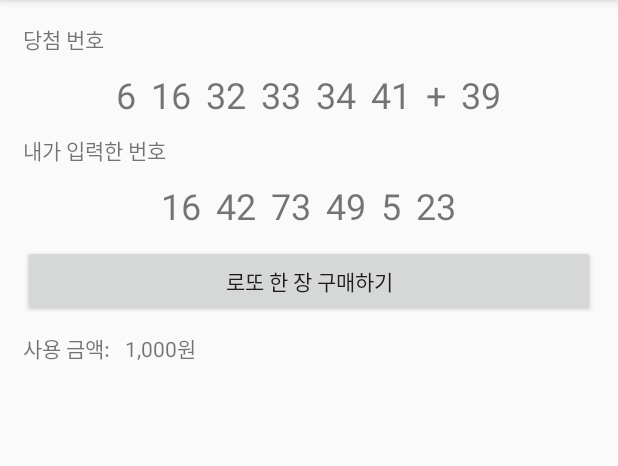
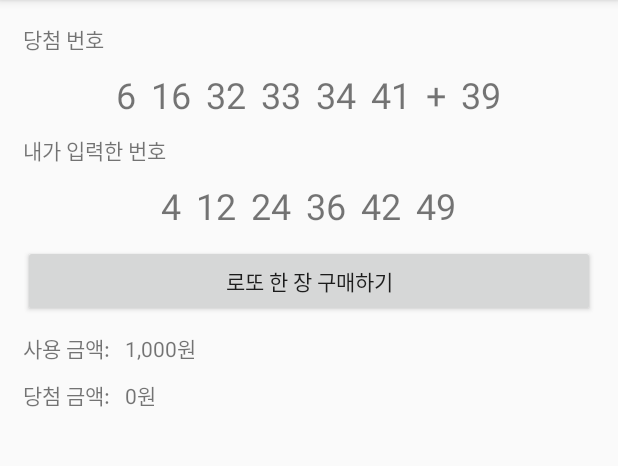
Before and after one commit to sunnysideup0w0v/LottoPractice_20200601, an Android app: the screen it shows after launch (MainActivity), after a tap on "로또 한 장 구매하기", on a phone screen of 412 x 824 dp, the part 84-550 px from its top. Run offline under Robolectric (Android 15) with nearby library versions, the phone set to English and light mode, and no system bars; our stand-ins replace data binding.

Commit message:
당첨 등수 계산 + 금액 표시

```diff
--- a/app/src/main/java/com/example/lottopractice_20200601/MainActivity.java
+++ b/app/src/main/java/com/example/lottopractice_20200601/MainActivity.java
@@ -10,6 +10,8 @@ import android.widget.TextView;
 
 import com.example.lottopractice_20200601.databinding.ActivityMainBinding;
 
+import org.w3c.dom.Text;
+
 import java.util.ArrayList;
 import java.util.Arrays;
 import java.util.List;
@@ -19,7 +21,10 @@ public class MainActivity extends BaseActivity {
     int[] winLottoNumArr = new int[6];
     int bonusNum = 0;
     List<TextView> winNumTxts = new ArrayList<>();
-    long useMoney = 0;
+    long useMoney = 0L;
+
+    List<TextView> myNumTxts = new ArrayList<>();
+    long winMoney = 0L;
 
     @Override
     protected void onCreate(Bundle savedInstanceState) {
@@ -48,6 +53,14 @@ public class MainActivity extends BaseActivity {
         winNumTxts.add(binding.winNumTxt04);
         winNumTxts.add(binding.winNumTxt05);
         winNumTxts.add(binding.winNumTxt06);
+
+        myNumTxts.add(binding.myNumTxt01);
+        myNumTxts.add(binding.myNumTxt02);
+        myNumTxts.add(binding.myNumTxt03);
+        myNumTxts.add(binding.myNumTxt04);
+        myNumTxts.add(binding.myNumTxt05);
+        myNumTxts.add(binding.myNumTxt06);
+
     }
     void makeLottoWinNumbers(){
         for(int i=0; i<winLottoNumArr.length;i++){
@@ -99,5 +112,42 @@ public class MainActivity extends BaseActivity {
     void checkWinRank(){
         useMoney += 1000;
         binding.useMoneyTxt.setText(String.format("%,d원",useMoney));
+        int correctCount = 0;
+        for(TextView myNumTxt: myNumTxts){
+            int myNum = Integer.parseInt(myNumTxt.getText().toString());
+            for(int winNum: winLottoNumArr){
+//                마이넘txt > 스트링 > integer 클래스 이용해서 > int로 파싱
+                if(myNum == winNum){
+                    correctCount++;
+                }
+            }
+        }
+        if(correctCount==6){
+            winMoney += 1300000000;
+        } else if (correctCount==5){
+            boolean isBonusNumCorrect = false;
+            for(TextView myNumTxt: myNumTxts){
+                int myNum = Integer.parseInt(myNumTxt.getText().toString());
+                if(myNum == bonusNum){
+                    isBonusNumCorrect = true;
+                    break;
+                }
+            }
+            if(isBonusNumCorrect){
+                winMoney+=54000000;
+            } else {
+                winMoney+=1450000;
+            }
+        } else if(correctCount == 4){
+            winMoney += 50000;
+        } else if(correctCount == 3){
+            useMoney -= 5000;
+        } else {
+
+        }
+
+        binding.winMoneyTxt.setText(String.format("%,d원",winMoney));
+        binding.useMoneyTxt.setText(String.format("%,d원",useMoney));
+
     }
 }
--- a/app/src/main/res/layout/activity_main.xml
+++ b/app/src/main/res/layout/activity_main.xml
@@ -95,13 +95,13 @@
                 android:id="@+id/myNumTxt01"
                 android:layout_width="wrap_content"
                 android:layout_height="wrap_content"
-                android:text="16"
+                android:text="4"
                 android:textSize="24sp" />
             <TextView
                 android:id="@+id/myNumTxt02"
                 android:layout_width="wrap_content"
                 android:layout_height="wrap_content"
-                android:text="42"
+                android:text="12"
                 android:layout_marginLeft="10dp"
                 android:textSize="24sp"/>
 
@@ -109,7 +109,7 @@
                 android:id="@+id/myNumTxt03"
                 android:layout_width="wrap_content"
                 android:layout_height="wrap_content"
-                android:text="73"
+                android:text="24"
                 android:layout_marginLeft="10dp"
                 android:textSize="24sp"/>
 
@@ -117,21 +117,21 @@
                 android:id="@+id/myNumTxt04"
                 android:layout_width="wrap_content"
                 android:layout_height="wrap_content"
-                android:text="49"
+                android:text="36"
                 android:layout_marginLeft="10dp"
                 android:textSize="24sp"/>
             <TextView
                 android:id="@+id/myNumTxt05"
                 android:layout_width="wrap_content"
                 android:layout_height="wrap_content"
-                android:text="5"
+                android:text="42"
                 android:layout_marginLeft="10dp"
                 android:textSize="24sp"/>
             <TextView
                 android:id="@+id/myNumTxt06"
                 android:layout_width="wrap_content"
                 android:layout_height="wrap_content"
-                android:text="23"
+                android:text="49"
                 android:layout_marginLeft="10dp"
                 android:textSize="24sp"/>
         </LinearLayout>
@@ -158,5 +158,23 @@
                 android:text="0원"/>
 
         </LinearLayout>
+        <LinearLayout
+            android:layout_width="match_parent"
+            android:layout_height="wrap_content"
+            android:orientation="horizontal"
+            android:layout_marginTop="10dp">
+            <TextView
+                android:layout_width="wrap_content"
+                android:layout_height="wrap_content"
+                android:text="@string/win_money"/>
+            <TextView
+                android:layout_marginLeft="10dp"
+                android:id="@+id/winMoneyTxt"
+                android:layout_width="wrap_content"
+                android:layout_height="wrap_content"
+                android:text="0원"/>
+
+        </LinearLayout>
+
     </LinearLayout>
 </layout>
--- a/app/src/main/res/values/strings.xml
+++ b/app/src/main/res/values/strings.xml
@@ -4,4 +4,5 @@
     <string name="my_number">내가 입력한 번호</string>
     <string name="buy_one_lotto">로또 한 장 구매하기</string>
     <string name="use_money">사용 금액: </string>
+    <string name="win_money">당첨 금액: </string>
 </resources>
```
